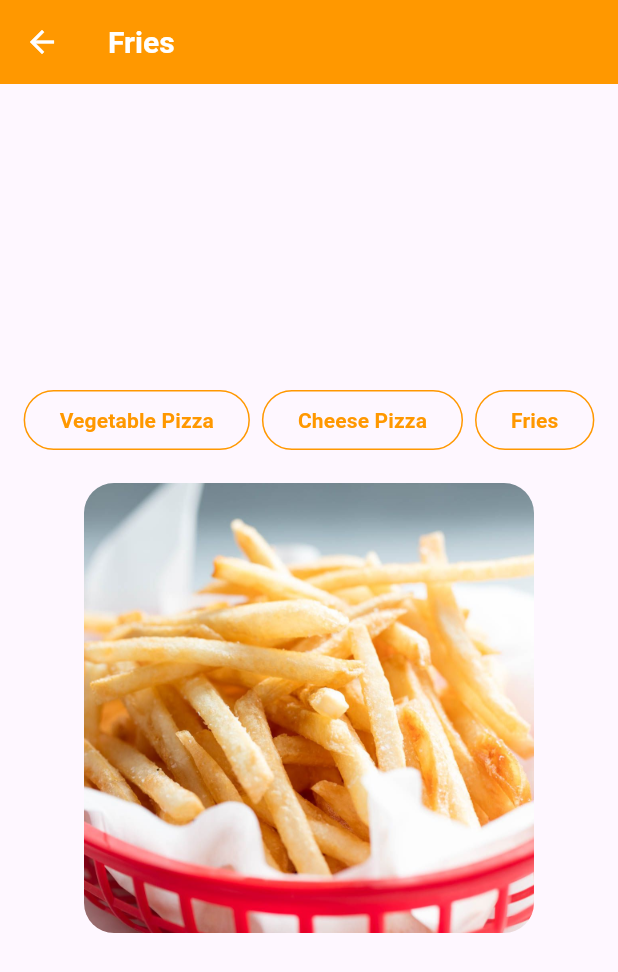
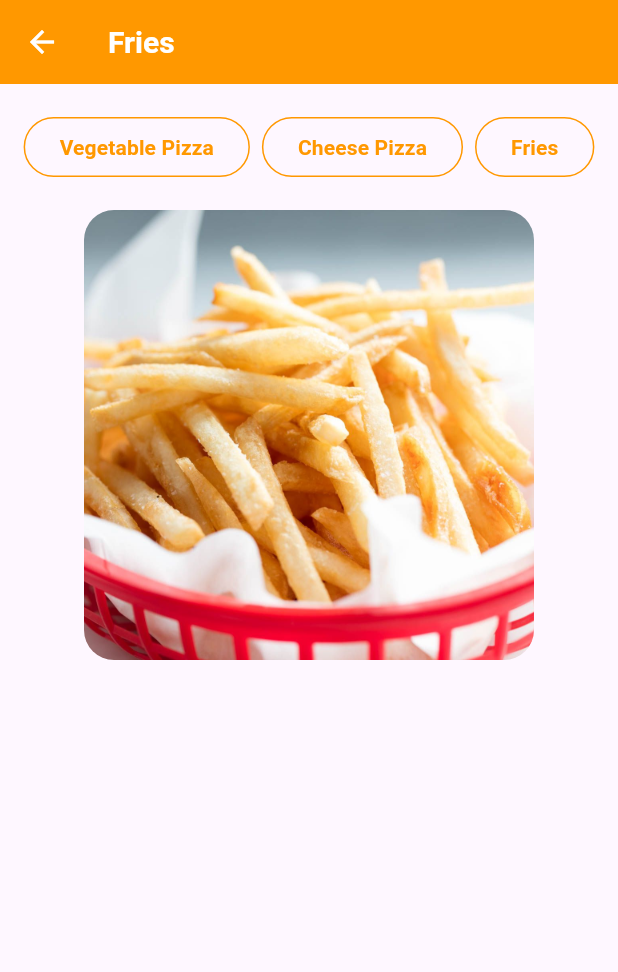
Before and after one commit to HappySolutions/flutter_application_task8, a Flutter app: the screen it shows after launch, after a tap on "Fries", on a phone screen of 412 x 824 dp. Shown: the top 972 px of the screen. Run offline on Flutter 3.47's test engine with Material 3 defaults, Android fonts, the light colour scheme and no system bars; missing offline and left inert: flutter_inappwebview.

Commit message:
fix_bugs

```diff
--- a/lib/main.dart
+++ b/lib/main.dart
@@ -16,7 +16,7 @@ class MyApp extends StatelessWidget {
   Widget build(BuildContext context) {
     return MaterialApp(
       debugShowCheckedModeBanner: false,
-      home: const HomePage(),
+      home: const FriesPage(),
       onGenerateRoute: (settings) {
         switch (settings.name) {
           case '/homepage':
--- a/lib/pages/fries_page.dart
+++ b/lib/pages/fries_page.dart
@@ -24,8 +24,7 @@ class _FriesPageState extends State<FriesPage> {
           ),
         ),
       ),
-      body: Center(
-          child: SingleChildScrollView(
+      body: SingleChildScrollView(
         child: Column(
           children: [
             const ButtonsBar(),
@@ -43,7 +42,7 @@ class _FriesPageState extends State<FriesPage> {
             ),
           ],
         ),
-      )),
+      ),
     );
   }
 }
```
